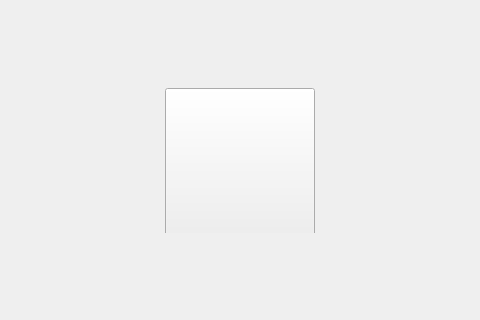
Qt form mainwindow.ui (coucou1121/Datalogger) before a commit; both pictures show x 400 to 880 and y 248 to 568 of the 1280 by 720 pixel window.
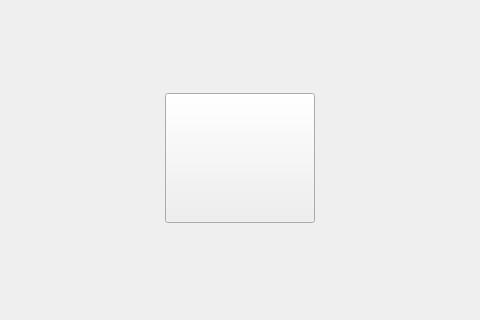
The same form after that commit. Custom widgets are drawn as their Qt base class.

Patch:
```diff
--- a/mainwindow.ui
+++ b/mainwindow.ui
@@ -186,13 +186,13 @@
            <property name="minimumSize">
             <size>
              <width>150</width>
-             <height>150</height>
+             <height>130</height>
             </size>
            </property>
            <property name="maximumSize">
             <size>
              <width>150</width>
-             <height>150</height>
+             <height>130</height>
             </size>
            </property>
            <property name="font">
```
Left out of the diff: 154 changed lines with no effect on the pictures.
